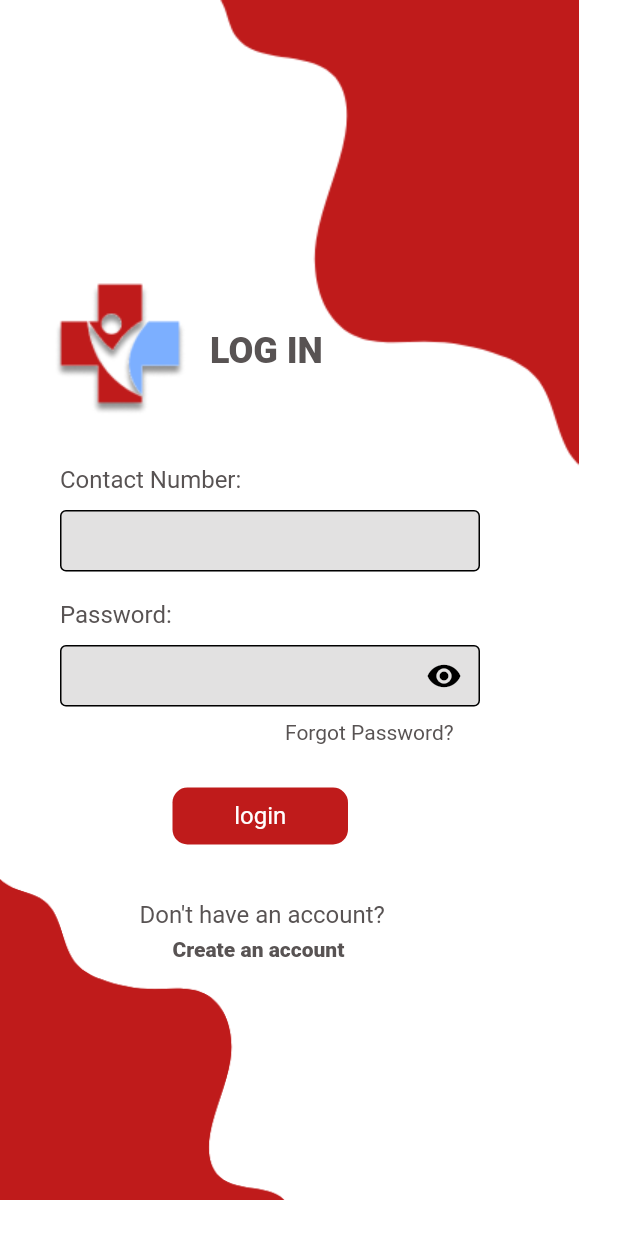
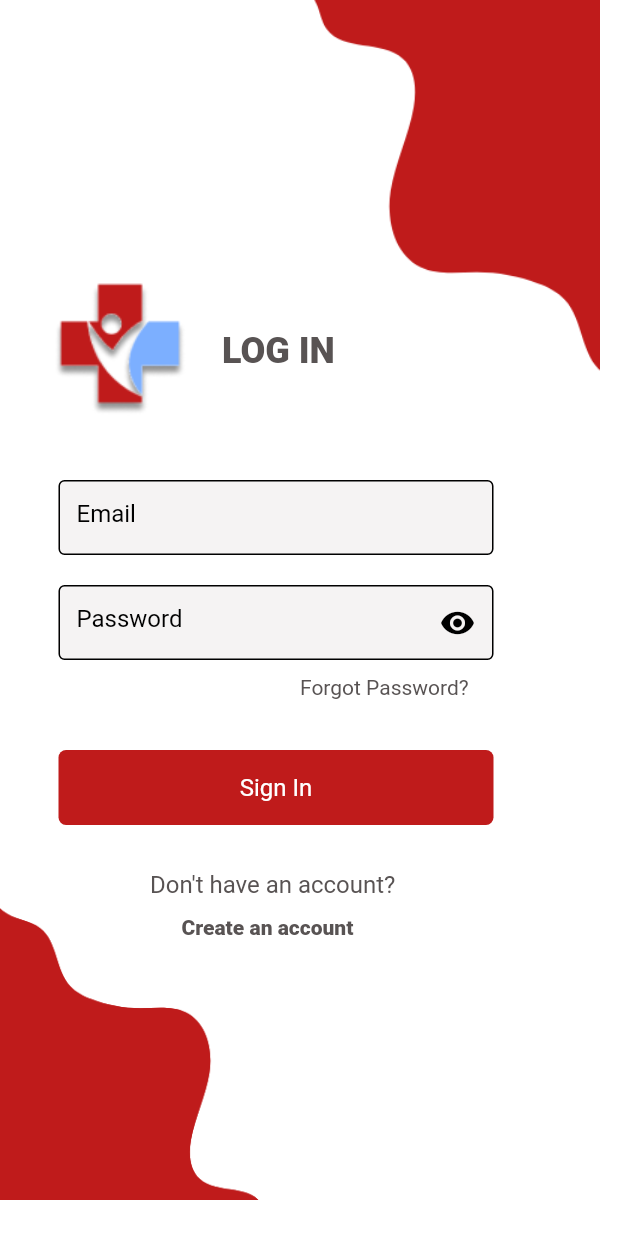
Before and after one commit to Lance-Abella/lifeline_assistance, a Flutter app: the screen it shows after launch, on a phone screen of 412 x 824 dp. Run offline on Flutter 3.47's test engine with Material 2 defaults, Android fonts, the phone set to English and light mode, and no system bars; our stand-ins replace firebase_auth, firebase_core, video_player; missing offline and left inert: flutter_carousel_slider; accounts and stored records are empty; Roboto replaces fonts that are missing (IBM Plex Mono).

Commit message:
working on database already, done with login and register

```diff
--- a/lib/main.dart
+++ b/lib/main.dart
@@ -4,7 +4,10 @@
 import 'package:lifeline_assistance/pages/splash_screen.dart';
 import 'package:lifeline_assistance/theme/dark_mode.dart';
 import 'package:lifeline_assistance/theme/light_mode.dart';
-void main() {
+import 'package:firebase_core/firebase_core.dart';
+Future<void> main() async {
+  WidgetsFlutterBinding.ensureInitialized();
+  await Firebase.initializeApp();
   runApp(const MyApp());
 }
 
--- /dev/null
+++ b/lib/pages/authentication_page.dart
@@ -0,0 +1,25 @@
+import 'package:firebase_auth/firebase_auth.dart';
+import 'package:flutter/material.dart';
+import 'package:lifeline_assistance/pages/home_page.dart';
+import 'package:lifeline_assistance/pages/login_email.dart';
+
+class AuthenticationPage extends StatelessWidget {
+  const AuthenticationPage({super.key});
+
+  @override
+  Widget build(BuildContext context) {
+    return Scaffold(
+      body: StreamBuilder<User?>(
+        stream: FirebaseAuth.instance.authStateChanges(),
+        builder: (context, snapshot){
+          if(snapshot.hasData){
+            return Homepage();
+          }
+          else{
+            return LoginPageEmail();
+          }
+        },
+      ),
+    );
+  }
+}
--- a/lib/pages/home_page.dart
+++ b/lib/pages/home_page.dart
@@ -1,5 +1,6 @@
 // ignore_for_file: prefer_const_constructors, use_key_in_widget_constructors, prefer_const_constructors_in_immutables, prefer_const_literals_to_create_immutables, no_logic_in_create_state, library_private_types_in_public_api, unnecessary_new, sized_box_for_whitespace
 
+import 'package:firebase_auth/firebase_auth.dart';
 import 'package:flutter/material.dart';
 import 'package:flutter_carousel_slider/carousel_slider.dart';
 import 'package:lifeline_assistance/Objects/announcements.dart';
@@ -22,7 +23,6 @@
   late VideoPlayerController _controller3;
   late List<VideoPlayerController> videos;
   bool showText = true;
-
   @override
   void initState() {
     super.initState();
--- a/lib/pages/login_page.dart
+++ b/lib/pages/login_email.dart
@@ -1,17 +1,77 @@
-// ignore_for_file: prefer_const_constructors, avoid_unnecessary_containers, prefer_const_literals_to_create_immutables, sized_box_for_whitespace, use_key_in_widget_constructors, must_be_immutable, library_private_types_in_public_api
+// ignore_for_file: prefer_const_constructors, avoid_unnecessary_containers, prefer_const_literals_to_create_immutables, sized_box_for_whitespace, use_key_in_widget_constructors, must_be_immutable, library_private_types_in_public_api, prefer_final_fields, use_build_context_synchronously
 
+import "package:firebase_auth/firebase_auth.dart";
 import "package:flutter/material.dart";
-import "package:flutter/services.dart";
 import "package:lifeline_assistance/pages/home_page.dart";
+
 import "package:lifeline_assistance/pages/registration_page.dart";
 
-class LoginPage extends StatefulWidget {
+class LoginPageEmail extends StatefulWidget {
   @override
   _LoginPageState createState() => _LoginPageState();
 }
 
-class _LoginPageState extends State<LoginPage> {
+class _LoginPageState extends State<LoginPageEmail> {
+  final emailController = TextEditingController();
+  final passwordController = TextEditingController();
   bool _obscureText = true;
+
+Future<void> signIn() async {
+  try {
+    await FirebaseAuth.instance.signInWithEmailAndPassword(
+      email: emailController.text.trim(),
+      password: passwordController.text.trim(),
+
+    );
+    Navigator.of(context).push(MaterialPageRoute(builder: (context) => Homepage()));
+  } catch (e) {
+
+    // print('Authentication error: $e');
+    String errorMessage = 'Authentication failed';
+
+    if (e is FirebaseAuthException) {
+      // Customize error messages based on the error code
+      switch (e.code) {
+        case 'user-not-found':
+          errorMessage = 'No user found with this email.';
+          break;
+        case 'wrong-password':
+          errorMessage = 'Invalid password.';
+          break;
+        // Add more cases as needed
+      }
+    }
+
+    // Show error message to the user (you can use a Snackbar or AlertDialog)
+    ScaffoldMessenger.of(context).showSnackBar(
+      SnackBar(
+        content: Center(
+          child: Text(
+            errorMessage,
+            style: TextStyle(
+              fontSize: 16,
+              fontWeight:FontWeight.w600,
+            ),)),
+        duration: Duration(seconds: 3),
+        behavior: SnackBarBehavior.floating,
+        // margin: EdgeInsets.only( bottom: ),
+
+
+        shape: RoundedRectangleBorder(
+          borderRadius: BorderRadius.circular(10.0),
+        ),
+      ),
+    );
+  }
+}
+
+
+  @override
+  void dispose(){
+    emailController.dispose();
+    passwordController.dispose();
+    super.dispose();
+  }
 
   @override
   Widget build(BuildContext context) {
@@ -23,7 +83,7 @@
         child: Stack(
           children: [
             Container(
-              margin: EdgeInsets.only(left: 135),
+              margin: EdgeInsets.only(left:200),
               child: Image(
                 image: AssetImage("assets/logind1.png"),
               ),
@@ -37,7 +97,7 @@
             ),
 
             Container(
-              margin: EdgeInsets.only(left: 140, top: 220),
+              margin: EdgeInsets.only(left: 148, top: 220),
               child: Text(
                 "LOG IN",
                 style: TextStyle(
@@ -50,31 +110,19 @@
             ),
 
             Container(
-              margin: EdgeInsets.only(left: 40, top: 310),
-              child: Text(
-                "Contact Number:",
-                style: TextStyle(
-                  color: Color.fromRGBO(88, 83, 83, 1),
-                  fontFamily: "IBM Plex Mono",
-                  fontSize: 16,
-                  fontWeight: FontWeight.w400,
-                ),
-              ),
-            ),
-
-            Container(
-              height: 41,
-              width: 280,
-              margin: EdgeInsets.only(left: 40, top: 340),
+              height: 50,
+              width: 290,
+              margin: EdgeInsets.only(left: 39, top: 320),
               child: TextField(
                 style: TextStyle(
                   color: Colors.black,
                 ),
-                keyboardType: TextInputType.number,
-                inputFormatters: <TextInputFormatter>[
-                  FilteringTextInputFormatter.digitsOnly,
-                ],
+                controller: emailController,
                 decoration: InputDecoration(
+                  hintText: "Email",
+                  hintStyle: TextStyle(
+                    color: Colors.black,
+                  ),
                   enabledBorder: OutlineInputBorder(
                     borderSide: BorderSide(color: Colors.black),
                   ),
@@ -82,34 +130,26 @@
                     borderSide: BorderSide(color: Colors.black),
                   ),
                   filled: true,
-                  fillColor: Color.fromRGBO(226, 225, 225, 1),
+                  fillColor: Color.fromRGBO(245, 243, 243, 1),
                 ),
               ),
             ),
 
             Container(
-              margin: EdgeInsets.only(left: 40, top: 400),
-              child: Text(
-                "Password:",
-                style: TextStyle(
-                  color: Color.fromRGBO(88, 83, 83, 1),
-                  fontFamily: "IBM Plex Mono",
-                  fontSize: 16,
-                  fontWeight: FontWeight.w400,
-                ),
-              ),
-            ),
-
-            Container(
-              height: 41,
-              width: 280,
-              margin: EdgeInsets.only(left: 40, top: 430),
+              height: 50,
+              width: 290,
+              margin: EdgeInsets.only(left: 39, top: 390),
               child: TextField(
                 style: TextStyle(
                   color: Colors.black,
                 ),
                 obscureText: _obscureText,
+                controller: passwordController,
                 decoration: InputDecoration(
+                  hintText: "Password",
+                  hintStyle: TextStyle(
+                    color: Colors.black,
+                  ),
                   suffixIcon: IconButton(
                     icon: Icon(
                       _obscureText ? Icons.visibility : Icons.visibility_off,
@@ -128,13 +168,13 @@
                     borderSide: BorderSide(color: Colors.black),
                   ),
                   filled: true,
-                  fillColor: Color.fromRGBO(226, 225, 225, 1),
+                  fillColor: Color.fromRGBO(245, 243, 243, 1),
                 ),
               ),
             ),
 
             Container(
-              margin: EdgeInsets.only(left: 190, top: 480),
+              margin: EdgeInsets.only(left: 200, top: 450),
               child: Text(
                 "Forgot Password?",
                 style: TextStyle(
@@ -147,18 +187,21 @@
             ),
 
             GestureDetector(
-              onTap: () => Navigator.of(context).push(MaterialPageRoute(builder: (context) =>Homepage())),
+              onTap: (){
+                signIn();
+                // Navigator.of(context).push(MaterialPageRoute(builder: (context) =>Homepage()));
+                },
               child: Container(
-                margin: EdgeInsets.only(left: 115, top: 525),
-                width: 117,
-                height: 38,
+                margin: EdgeInsets.only(left: 39, top: 500),
+                width: 290,
+                height: 50,
                 decoration: BoxDecoration(
                   color: Color.fromRGBO(191, 27, 27, 1),
-                  borderRadius: BorderRadius.circular(10),
+                  borderRadius: BorderRadius.circular(5),
                 ),
                 child: Center(
                   child: Text(
-                    "login",
+                    "Sign In",
                     style: TextStyle(
                       color: Color.fromRGBO(255, 255, 255, 1),
                       fontFamily: "IBM Plex Mono",
@@ -171,7 +214,7 @@
             ),
 
             Container(
-              margin: EdgeInsets.only(left: 93, top: 600),
+              margin: EdgeInsets.only(left: 100, top: 580),
               child: Text(
                 "Don't have an account?",
                 style: TextStyle(
@@ -186,7 +229,8 @@
             GestureDetector(
               onTap: () => Navigator.of(context).push(MaterialPageRoute(builder: (context) =>RegistrationPage())),
               child: Container(
-                margin: EdgeInsets.only(left: 115, top: 625),
+                margin: EdgeInsets.only(left: 121, top: 610),
+                height: 30,
                 child: Text(
                   "Create an account",
                   style: TextStyle(
@@ -200,7 +244,7 @@
             ),
 
             Container(
-              margin: EdgeInsets.only(top: 580),
+              margin: EdgeInsets.only(right: 100, top: 600),
               child: Image(
                 image: AssetImage("assets/logind3.png"),
               ),
--- a/lib/pages/splash_screen.dart
+++ b/lib/pages/splash_screen.dart
@@ -1,7 +1,8 @@
 // ignore_for_file: prefer_const_constructors, sized_box_for_whitespace, avoid_web_libraries_in_flutter, use_build_context_synchronously
 
 import 'package:flutter/material.dart';
-import 'package:lifeline_assistance/pages/login_page.dart';
+import 'package:lifeline_assistance/pages/authentication_page.dart';
+import 'package:lifeline_assistance/pages/login_email.dart';
 
 class Splash extends StatefulWidget {
   const Splash({super.key});
@@ -74,5 +75,5 @@
 
 Future<void> goToLoginPage(BuildContext context) async {
   await Future.delayed(Duration(milliseconds: 1500), (){});
-  Navigator.pushReplacement(context, MaterialPageRoute(builder: (context)=>LoginPage()));
+  Navigator.pushReplacement(context, MaterialPageRoute(builder: (context)=>AuthenticationPage()));
 }
--- a/pubspec.yaml
+++ b/pubspec.yaml
@@ -38,6 +38,8 @@
   flutter_carousel_slider: ^1.0.8
   video_player: ^2.7.2
   file_picker: ^5.0.1
+  # firebase_core: ^1.24.0
+  firebase_auth: ^4.14.0
 
 
 
```
Also changed, not shown: lib/pages/registration_page.dart (+19 -7 lines), lib/pages/registration_page2.dart (+35 -7 lines), lib/pages/settings_page.dart (+10 -3 lines), pubspec.lock, 6 other files.
